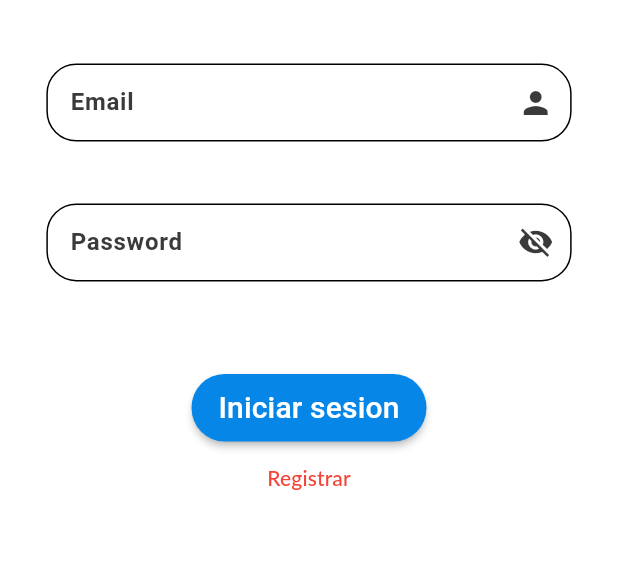
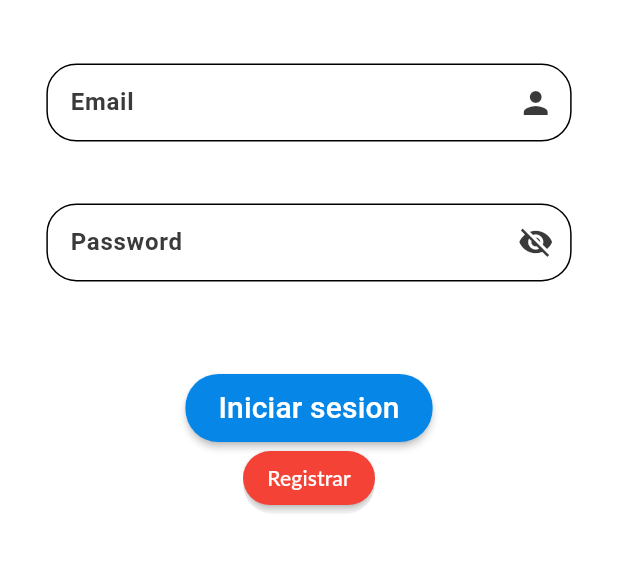
Before and after one commit to Teixeira49/d_report, a Flutter app: the screen it shows after launch, on a phone screen of 412 x 824 dp, the part 583-1156 px from its top. Run offline on Flutter 3.47's test engine with Material 3 defaults, Android fonts, the phone set to English and light mode, and no system bars; our stand-ins replace bloc, dartz, dio, flutter_bloc, hive_flutter, internet_connection_checker and 2 more; missing offline and left inert: dart:ffi; accounts and stored records are empty; Roboto replaces fonts that are missing (Lato, gotham).

Commit message:
FixLogin Page

```diff
--- a/lib/main.dart
+++ b/lib/main.dart
@@ -1,6 +1,6 @@
 import 'package:d_report/src/core/config/styles/themes.dart';
 import 'package:d_report/src/feature/auth/presentation/pages/login_page.dart';
-import 'package:d_report/src/feature/auth/presentation/pages/register_page.dart';
+import 'package:d_report/src/feature/auth_register/presentation/page/register_page.dart';
 import 'package:d_report/src/feature/end_case/presentation/page/end_case_page.dart';
 import 'package:d_report/src/feature/find_patient/presentation/pages/find_patient_page.dart';
 import 'package:d_report/src/feature/main_page/presentation/pages/main_page.dart';
--- a/lib/src/feature/auth/presentation/pages/login_page.dart
+++ b/lib/src/feature/auth/presentation/pages/login_page.dart
@@ -1,5 +1,4 @@
 import 'package:d_report/src/feature/auth/presentation/cubit/login_auth_cubit/auth_user_state.dart';
-import 'package:flutter/cupertino.dart';
 import 'package:flutter/material.dart';
 
 import 'package:d_report/src/core/utils/constants/fields_constants.dart';
@@ -12,13 +11,13 @@ import 'package:flutter_bloc/flutter_bloc.dart';
 import 'package:internet_connection_checker/internet_connection_checker.dart';
 
 import '../../../../core/network/network_info.dart';
-import '../../../../shared/domain/entities/user.dart';
 import '../../../../shared/presentation/widget/circular_progress_bar.dart';
 import '../../../../shared/presentation/widget/floating_snackbars.dart';
 import '../../data/datasource/remote/auth_user_remote_datasource.dart';
 import '../../data/repository/auth_user_repository_impl.dart';
 import '../cubit/login_auth_cubit/auth_user_cubit.dart';
 import '../widgets/login_button.dart';
+import '../widgets/register_button.dart';
 import '../widgets/password_field.dart';
 
 class LoginPage extends StatefulWidget {
@@ -152,17 +151,7 @@ class MyLoginPageState extends State<LoginPage> {
                                               formKey: _formKey,
                                               size: size,
                                             ),
-                                            TextButton(
-                                              child: Text(registerData,
-                                                  style: TextStyle(
-                                                      color: Theme.of(context)
-                                                          .colorScheme
-                                                          .tertiary)),
-                                              onPressed: () {
-                                                Navigator.of(context).pushNamed(
-                                                    '/auth/register/');
-                                              },
-                                            ),
+                                            RegisterButton(size: size,)
                                           ],
                                         ))
                             ])))),
--- a/lib/src/feature/auth/presentation/widgets/login_button.dart
+++ b/lib/src/feature/auth/presentation/widgets/login_button.dart
@@ -21,8 +21,8 @@ class LoginButton extends StatelessWidget {
   @override
   Widget build(BuildContext context) {
     return Container(
-        padding: EdgeInsets.only(top: size.height / 20, bottom: 0.4),
-        width: size.width * 0.38,
+        padding: EdgeInsets.only(top: size.height / 20),
+        width: size.width * 0.40,
         height: size.height * 0.105,
         child: MaterialButton(
           color: Theme.of(context).colorScheme.primary,
```
